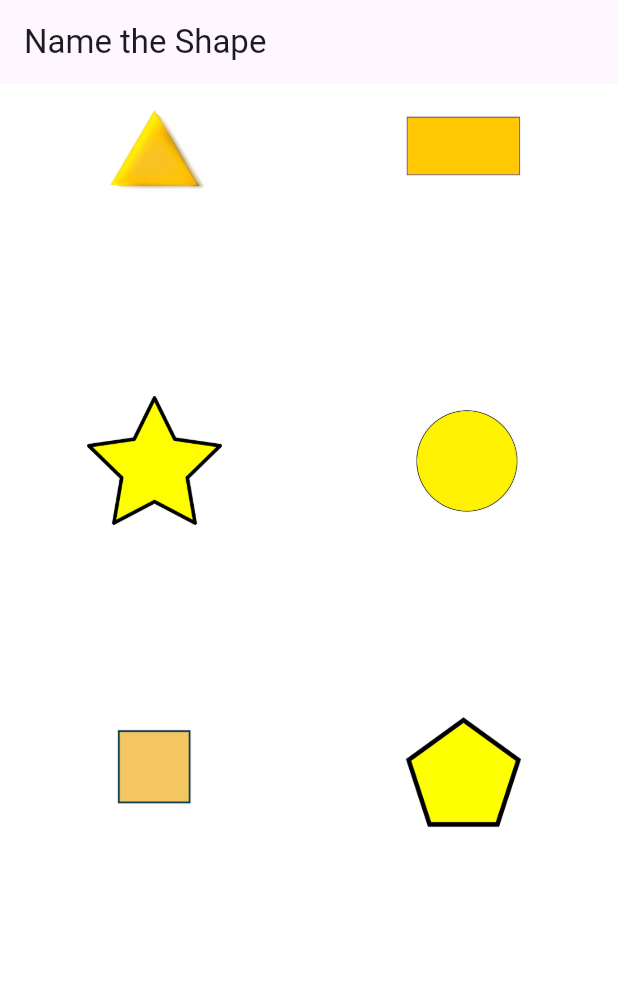
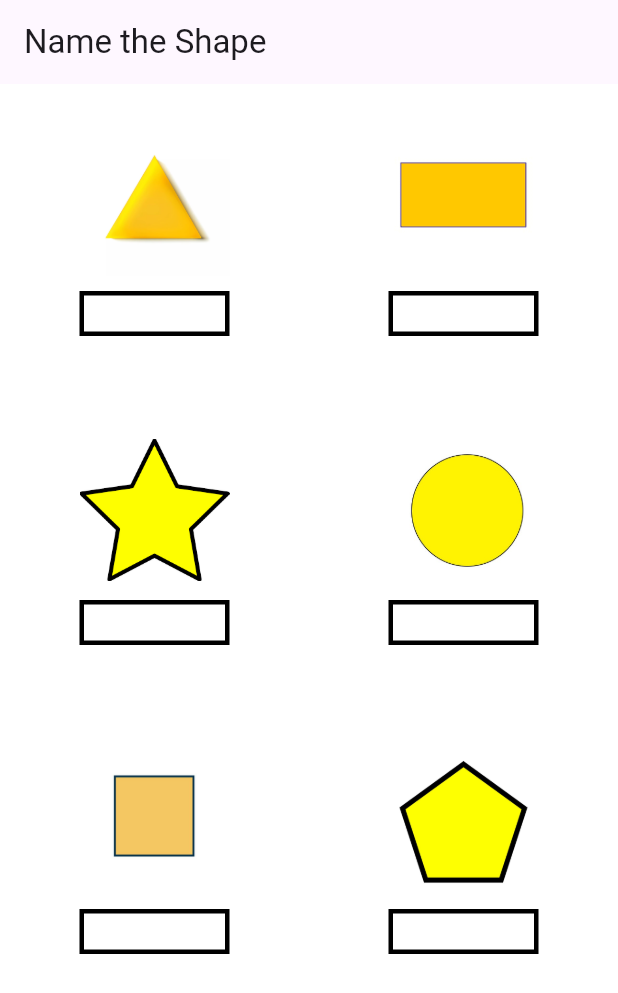
Before and after one commit to mohamedsalah918101/Shapes_Game, a Flutter app: the screen it shows after launch, on a phone screen of 412 x 824 dp. Shown: the top 993 px of the screen. Run offline on Flutter 3.47's test engine with Material 3 defaults, Android fonts, the phone set to English and light mode, and no system bars.

Commit message:
After adding Container

```diff
--- a/lib/ShapeGridView.dart
+++ b/lib/ShapeGridView.dart
@@ -1,23 +1,21 @@
 import 'package:flutter/material.dart';
 import 'package:fnametheshape/ShapesModel.dart';
 
-class ShapeGridView extends StatefulWidget{
+class ShapeGridView extends StatefulWidget {
   @override
   State<ShapeGridView> createState() {
     return ShapeGridViewState();
   }
+}
 
-}
-class ShapeGridViewState extends State<ShapeGridView>{
-
+class ShapeGridViewState extends State<ShapeGridView> {
   List<ShapesModel> shapes = [
     ShapesModel(shapeName: "Triangle", imagePath: "assets/images/triangle2.webp", visiability: false),
-    ShapesModel(shapeName: "rectangular", imagePath: "assets/images/rectangular.png", visiability: false),
-    ShapesModel(shapeName: "star", imagePath: "assets/images/star.png", visiability: false),
-    ShapesModel(shapeName: "circle", imagePath: "assets/images/circle2.png", visiability: false),
-    ShapesModel(shapeName: "square", imagePath: "assets/images/square.jpeg", visiability: false),
-    ShapesModel(shapeName: "pentagon", imagePath: "assets/images/pent.jpg", visiability: false),
-
+    ShapesModel(shapeName: "Rectangular", imagePath: "assets/images/rectangular.png", visiability: false),
+    ShapesModel(shapeName: "Star", imagePath: "assets/images/star.png", visiability: false),
+    ShapesModel(shapeName: "Circle", imagePath: "assets/images/circle2.png", visiability: false),
+    ShapesModel(shapeName: "Square", imagePath: "assets/images/square.jpeg", visiability: false),
+    ShapesModel(shapeName: "Pentagon", imagePath: "assets/images/pent.jpg", visiability: false),
   ];
 
   @override
@@ -30,11 +28,11 @@ class ShapeGridViewState extends State<ShapeGridView>{
       body: GridView.builder(
         itemCount: shapes.length,
         gridDelegate: SliverGridDelegateWithFixedCrossAxisCount(
-            crossAxisCount: 2
+          crossAxisCount: 2,
         ),
-          itemBuilder: (BuildContext context, int index){
+        itemBuilder: (BuildContext context, int index) {
           return buildImageColumn(index);
-          }
+        },
       ),
     );
   }
@@ -54,34 +52,51 @@ class ShapeGridViewState extends State<ShapeGridView>{
     return GestureDetector(
       onTap: () {
         //visibility
-        if(shapes[columnIndex].visiability!){
+        if (shapes[columnIndex].visiability!) {
           shapes[columnIndex].visiability = false;
-        }else{
+        } else {
           shapes[columnIndex].visiability = true;
         }
-        setState(() {
-
-        });
+        setState(() {});
       },
       child: Column(
+        mainAxisAlignment: MainAxisAlignment.center,
+        children: [
+          Stack(
             children: [
               Image.asset(
                 shapes[columnIndex].imagePath!,
-            width: 90,
-            height: 90,
+                width: 100,
+                height: 100,
+              ),
+              SizedBox(height: 140,),
+              Positioned.fill(
+                child: Align(
+                  alignment: Alignment.bottomCenter,
+                  child: Container(
+                    width: 150,
+                    height: 30,
+                    decoration: BoxDecoration(
+                      border: Border.all(color: Colors.black, width: 3), // Yellow border
+                    ),
+                    // Placeholder for the shape name
+                    child: Visibility(
+                      visible: shapes[columnIndex].visiability!,
+                      child: Center(
+                        child: Text(
+                          shapes[columnIndex].shapeName!,
+                          style: TextStyle(fontSize: 16),
+                        ),
+                      ),
+                    ),
+                  ),
+                ),
+              ),
+            ],
           ),
           SizedBox(height: 10),
-
-          Visibility(visible:
-            shapes[columnIndex].visiability!,
-            child: Text(
-            shapes[columnIndex].shapeName!,
-            style: TextStyle(fontSize: 20,),
-          )
-          ),
         ],
       ),
     );
   }
-
 }
```
Lines whose indentation alone changed are shown as unchanged.
